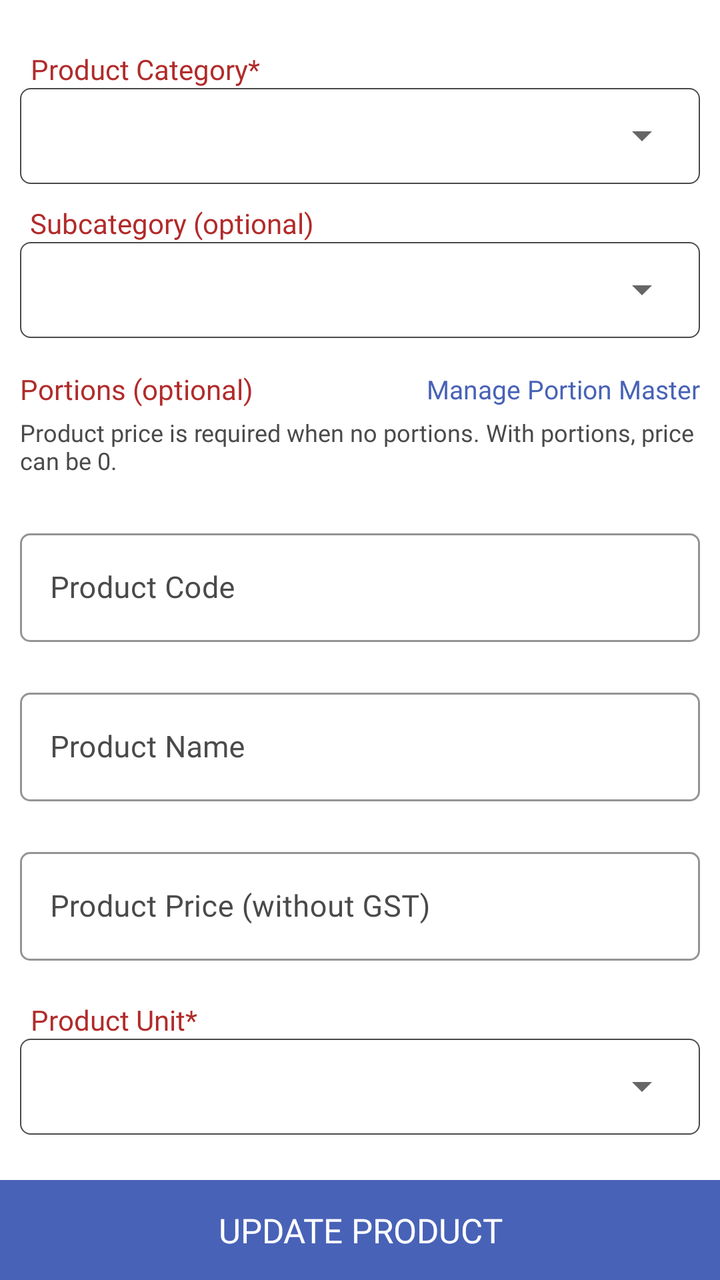
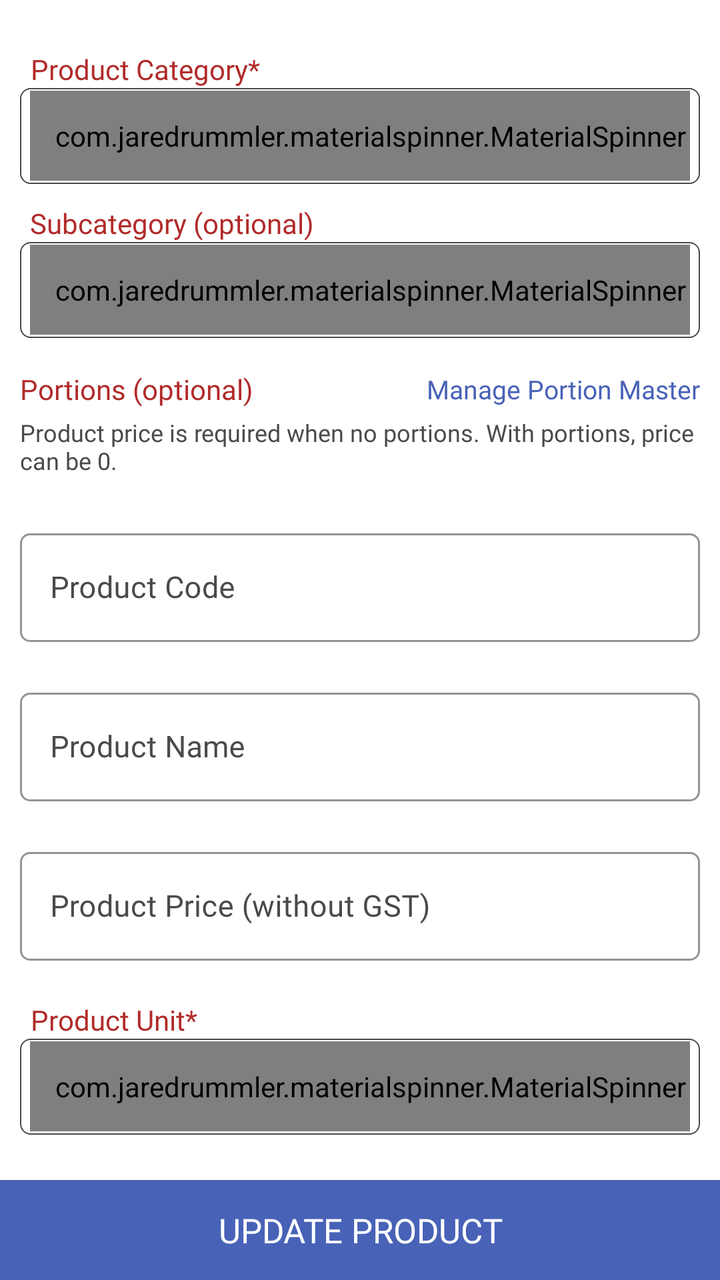

Two renders of the same Android screen: before a commit and after it. Below are the layout's source before the change and the commit's diff.
<!-- AndroidManifest.xml: application theme AppTheme -->
<!-- res/layout/fragment_update_product.xml -->
<?xml version="1.0" encoding="utf-8"?>
<RelativeLayout xmlns:android="http://schemas.android.com/apk/res/android"
    xmlns:app="http://schemas.android.com/apk/res-auto"
    xmlns:tools="http://schemas.android.com/tools"
    android:layout_width="match_parent"
    android:layout_height="match_parent"
    tools:context=".Fragment.UpdateProduct">


    <androidx.core.widget.NestedScrollView
        android:layout_width="match_parent"
        android:layout_height="match_parent"
        android:layout_above="@+id/updateProduct">

        <LinearLayout
            android:layout_width="match_parent"
            android:layout_height="match_parent"
            android:orientation="vertical"
            android:padding="10dp">

            <TextView
                android:layout_width="wrap_content"
                android:layout_height="wrap_content"
                android:layout_gravity="center|start"
                android:layout_marginStart="5dp"
                android:layout_marginTop="15dp"
                android:fontFamily="@font/poppinsregular"
                android:gravity="center"
                android:text="Product Category*"
                android:textColor="@color/textcolor" />

            <LinearLayout
                android:layout_width="match_parent"
                android:layout_height="48dp"
                android:background="@drawable/button_rounded_border"
                android:orientation="horizontal">

                <Spinner
                    android:id="@+id/categorySpinner"
                    android:layout_width="match_parent"
                    android:layout_height="45dp"
                    android:layout_gravity="center"
                    android:layout_margin="5dp"
                    android:fontFamily="@font/poppinsregular"
                    android:gravity="center|start"
                    android:paddingLeft="10dp"
                    android:textColor="@color/black"
                    android:textSize="15sp"
                    app:ms_hint="Select Product Category" />

            </LinearLayout>

            <TextView
                android:layout_width="wrap_content"
                android:layout_height="wrap_content"
                android:layout_gravity="center|start"
                android:layout_marginStart="5dp"
                android:layout_marginTop="10dp"
                android:fontFamily="@font/poppinsregular"
                android:text="Subcategory (optional)"
                android:textColor="@color/textcolor" />

            <LinearLayout
                android:layout_width="match_parent"
                android:layout_height="48dp"
                android:background="@drawable/button_rounded_border"
                android:orientation="horizontal">

                <Spinner
                    android:id="@+id/subcategorySpinner"
                    android:layout_width="match_parent"
                    android:layout_height="45dp"
                    android:layout_gravity="center"
                    android:layout_margin="5dp"
                    android:fontFamily="@font/poppinsregular"
                    android:paddingLeft="10dp"
                    android:textColor="@color/black"
                    android:textSize="15sp" />

            </LinearLayout>

            <include
                android:id="@+id/productPortionSectionInclude"
                layout="@layout/include_product_portion_section" />

            <com.google.android.material.textfield.TextInputLayout
                android:id="@+id/productCodeLayout"
                style="@style/Widget.MaterialComponents.TextInputLayout.OutlinedBox"
                android:layout_width="match_parent"
                android:layout_height="wrap_content"
                android:layout_gravity="center"
                android:layout_marginTop="15dp"
                android:layout_marginBottom="5dp"
                android:gravity="center"
                android:textColorHint="@color/light_black"
                app:boxCornerRadiusBottomEnd="5dp"
                app:boxCornerRadiusBottomStart="5dp"
                app:boxCornerRadiusTopEnd="5dp"
                app:boxCornerRadiusTopStart="5dp"
                app:boxStrokeColor="@color/light_black">

                <com.google.android.material.textfield.TextInputEditText
                    android:id="@+id/productCode"
                    android:layout_width="match_parent"
                    android:layout_height="wrap_content"
                    android:digits="0123456789"
                    android:drawableTint="@color/light_black"
                    android:fontFamily="@font/poppinsregular"
                    android:hint="Product Code"
                    android:imeOptions="actionNext"
                    android:inputType="numberDecimal"
                    android:paddingStart="15dp"
                    android:paddingEnd="10dp"
                    android:singleLine="true"
                    android:textColor="@color/black"
                    android:textColorHint="@color/light_black"
                    android:textSize="15sp" />

            </com.google.android.material.textfield.TextInputLayout>

            <com.google.android.material.textfield.TextInputLayout
                android:id="@+id/productNameLayout"
                style="@style/Widget.MaterialComponents.TextInputLayout.OutlinedBox"
                android:layout_width="match_parent"
                android:layout_height="wrap_content"
                android:layout_gravity="center"
                android:layout_marginTop="15dp"
                android:layout_marginBottom="5dp"
                android:gravity="center"
                android:textColorHint="@color/light_black"
                app:boxCornerRadiusBottomEnd="5dp"
                app:boxCornerRadiusBottomStart="5dp"
                app:boxCornerRadiusTopEnd="5dp"
                app:boxCornerRadiusTopStart="5dp"
                app:boxStrokeColor="@color/light_black">

                <com.google.android.material.textfield.TextInputEditText
                    android:id="@+id/productName"
                    android:layout_width="match_parent"
                    android:layout_height="wrap_content"
                    android:drawableTint="@color/light_black"
                    android:fontFamily="@font/poppinsregular"
                    android:hint="Product Name"
                    android:imeOptions="actionNext"
                    android:inputType="textCapWords"
                    android:paddingStart="15dp"
                    android:paddingEnd="10dp"
                    android:singleLine="true"
                    android:textColor="@color/black"
                    android:textColorHint="@color/light_black"
                    android:textSize="15sp" />

            </com.google.android.material.textfield.TextInputLayout>

            <com.google.android.material.textfield.TextInputLayout
                android:id="@+id/productPriceLayout"
                style="@style/Widget.MaterialComponents.TextInputLayout.OutlinedBox"
                android:layout_width="match_parent"
                android:layout_height="wrap_content"
                android:layout_gravity="center"
                android:layout_marginTop="15dp"
                android:layout_marginBottom="5dp"
                android:gravity="center"
                android:textColorHint="@color/light_black"
                app:boxCornerRadiusBottomEnd="5dp"
                app:boxCornerRadiusBottomStart="5dp"
                app:boxCornerRadiusTopEnd="5dp"
                app:boxCornerRadiusTopStart="5dp"
                app:boxStrokeColor="@color/light_black">

                <com.google.android.material.textfield.TextInputEditText
                    android:id="@+id/productPrice"
                    android:layout_width="match_parent"
                    android:layout_height="wrap_content"
                    android:drawableTint="@color/light_black"
                    android:fontFamily="@font/poppinsregular"
                    android:hint="Product Price (without GST)"
                    android:imeOptions="actionDone"
                    android:inputType="numberDecimal"
                    android:paddingStart="15dp"
                    android:paddingEnd="10dp"
                    android:singleLine="true"
                    android:textColor="@color/black"
                    android:textColorHint="@color/light_black"
                    android:textSize="15sp" />

            </com.google.android.material.textfield.TextInputLayout>

            <TextView
                android:layout_width="wrap_content"
                android:layout_height="wrap_content"
                android:layout_gravity="center|start"
                android:layout_marginStart="5dp"
                android:layout_marginTop="15dp"
                android:fontFamily="@font/poppinsregular"
                android:gravity="center"
                android:text="Product Unit*"
                android:textColor="@color/textcolor" />

            <LinearLayout
                android:layout_width="match_parent"
                android:layout_height="48dp"
                android:background="@drawable/button_rounded_border"
                android:orientation="horizontal">

                <Spinner
                    android:id="@+id/unitSpinner"
                    android:layout_width="match_parent"
                    android:layout_height="45dp"
                    android:layout_gravity="center"
                    android:layout_margin="5dp"
                    android:fontFamily="@font/poppinsregular"
                    android:gravity="center|start"
                    android:paddingLeft="10dp"
                    android:textColor="@color/black"
                    android:textSize="15sp"
                    app:ms_hint="Select Product Unit" />

            </LinearLayout>

            <LinearLayout
                android:layout_width="match_parent"
                android:layout_height="wrap_content"
                android:orientation="horizontal">

                <com.google.android.material.textfield.TextInputLayout
                    android:id="@+id/productCGSTLayout"
                    style="@style/Widget.MaterialComponents.TextInputLayout.OutlinedBox"
                    android:layout_width="match_parent"
                    android:layout_height="wrap_content"
                    android:layout_gravity="center"
                    android:layout_marginTop="15dp"
                    android:layout_marginEnd="5dp"
                    android:layout_marginBottom="5dp"
                    android:layout_weight="1"
                    android:gravity="center"
                    android:textColorHint="@color/light_black"
                    app:boxCornerRadiusBottomEnd="5dp"
                    app:boxCornerRadiusBottomStart="5dp"
                    app:boxCornerRadiusTopEnd="5dp"
                    app:boxCornerRadiusTopStart="5dp"
                    app:boxStrokeColor="@color/light_black">

                    <com.google.android.material.textfield.TextInputEditText
                        android:id="@+id/productCGST"
                        android:layout_width="match_parent"
                        android:layout_height="wrap_content"
                        android:drawableTint="@color/light_black"
                        android:fontFamily="@font/poppinsregular"
                        android:hint="Product CGST"
                        android:imeOptions="actionDone"
                        android:inputType="numberDecimal"
                        android:paddingStart="15dp"
                        android:paddingEnd="10dp"
                        android:singleLine="true"
                        android:textColor="@color/black"
                        android:textColorHint="@color/light_black"
                        android:textSize="15sp" />

                </com.google.android.material.textfield.TextInputLayout>

                <com.google.android.material.textfield.TextInputLayout
                    android:id="@+id/productSGSTLayout"
                    style="@style/Widget.MaterialComponents.TextInputLayout.OutlinedBox"
                    android:layout_width="match_parent"
                    android:layout_height="wrap_content"
                    android:layout_gravity="center"
                    android:layout_marginStart="5dp"
                    android:layout_marginTop="15dp"
                    android:layout_marginBottom="5dp"
                    android:layout_weight="1"
                    android:gravity="center"
                    android:textColorHint="@color/light_black"
                    app:boxCornerRadiusBottomEnd="5dp"
                    app:boxCornerRadiusBottomStart="5dp"
                    app:boxCornerRadiusTopEnd="5dp"
                    app:boxCornerRadiusTopStart="5dp"
                    app:boxStrokeColor="@color/light_black">

                    <com.google.android.material.textfield.TextInputEditText
                        android:id="@+id/productSGST"
                        android:layout_width="match_parent"
                        android:layout_height="wrap_content"
                        android:drawableTint="@color/light_black"
                        android:fontFamily="@font/poppinsregular"
                        android:hint="Product SGST"
                        android:imeOptions="actionDone"
                        android:inputType="numberDecimal"
                        android:paddingStart="15dp"
                        android:paddingEnd="10dp"
                        android:singleLine="true"
                        android:textColor="@color/black"
                        android:textColorHint="@color/light_black"
                        android:textSize="15sp" />

                </com.google.android.material.textfield.TextInputLayout>

            </LinearLayout>

        </LinearLayout>

    </androidx.core.widget.NestedScrollView>

    <TextView
        android:id="@+id/updateProduct"
        android:layout_width="match_parent"
        android:layout_height="50dp"
        android:layout_alignParentBottom="true"
        android:layout_gravity="center"
        android:background="@color/colorPrimary"
        android:fontFamily="@font/poppinsmedium"
        android:gravity="center"
        android:text="Update Product"
        android:textAllCaps="true"
        android:textColor="@color/white"
        android:textSize="17sp" />

</RelativeLayout>
<!-- res/layout/include_product_portion_section.xml (included above) -->
<?xml version="1.0" encoding="utf-8"?>
<LinearLayout xmlns:android="http://schemas.android.com/apk/res/android"
    xmlns:app="http://schemas.android.com/apk/res-auto"
    android:id="@+id/productPortionSection"
    android:layout_width="match_parent"
    android:layout_height="wrap_content"
    android:orientation="vertical"
    android:paddingTop="8dp"
    android:paddingBottom="8dp">

    <RelativeLayout
        android:layout_width="match_parent"
        android:layout_height="wrap_content"
        android:layout_marginTop="8dp">

        <TextView
            android:layout_width="wrap_content"
            android:layout_height="wrap_content"
            android:layout_alignParentStart="true"
            android:layout_centerVertical="true"
            android:fontFamily="@font/poppinsregular"
            android:text="Portions (optional)"
            android:textColor="@color/textcolor" />

        <TextView
            android:id="@+id/managePortionMasterLink"
            android:layout_width="wrap_content"
            android:layout_height="wrap_content"
            android:layout_alignParentEnd="true"
            android:layout_centerVertical="true"
            android:fontFamily="@font/poppinsmedium"
            android:text="Manage Portion Master"
            android:textColor="@color/colorPrimary"
            android:textSize="13sp" />

    </RelativeLayout>

    <TextView
        android:id="@+id/portionSectionHint"
        android:layout_width="match_parent"
        android:layout_height="wrap_content"
        android:layout_marginTop="4dp"
        android:fontFamily="@font/poppinsregular"
        android:text="Product price is required when no portions. With portions, price can be 0."
        android:textColor="@color/light_black"
        android:textSize="12sp" />

    <LinearLayout
        android:id="@+id/portionMasterPickerSection"
        android:layout_width="match_parent"
        android:layout_height="wrap_content"
        android:layout_marginTop="8dp"
        android:orientation="vertical"
        android:visibility="gone">

        <com.google.android.material.textfield.TextInputLayout
            style="@style/CustomDropDownTilStyle"
            android:layout_width="match_parent"
            android:layout_height="wrap_content"
            android:hint="Select Portion Master">

            <AutoCompleteTextView
                android:id="@+id/portionMasterSpinner"
                android:layout_width="match_parent"
                android:layout_height="wrap_content"
                android:focusable="false"
                android:fontFamily="@font/poppinsregular"
                android:inputType="none"
                android:singleLine="true"
                android:textSize="15sp" />

        </com.google.android.material.textfield.TextInputLayout>

        <com.google.android.material.textfield.TextInputLayout
            style="@style/Widget.MaterialComponents.TextInputLayout.OutlinedBox"
            android:layout_width="match_parent"
            android:layout_height="wrap_content"
            android:layout_marginTop="8dp"
            app:boxStrokeColor="@color/light_black">

            <com.google.android.material.textfield.TextInputEditText
                android:id="@+id/inlinePortionPrice"
                android:layout_width="match_parent"
                android:layout_height="wrap_content"
                android:fontFamily="@font/poppinsregular"
                android:hint="Portion Price"
                android:inputType="numberDecimal"
                android:singleLine="true"
                android:textColor="@color/black"
                android:textSize="15sp" />

        </com.google.android.material.textfield.TextInputLayout>

        <TextView
            android:id="@+id/addInlinePortion"
            android:layout_width="match_parent"
            android:layout_height="40dp"
            android:layout_marginTop="10dp"
            android:background="@color/textcolor"
            android:fontFamily="@font/poppinsmedium"
            android:gravity="center"
            android:text="Add Portion"
            android:textAllCaps="true"
            android:textColor="@color/white"
            android:textSize="14sp" />

    </LinearLayout>

    <TextView
        android:id="@+id/noPortionMasterHint"
        android:layout_width="match_parent"
        android:layout_height="wrap_content"
        android:layout_marginTop="8dp"
        android:fontFamily="@font/poppinsregular"
        android:text="No portion masters yet. Tap Manage Portion Master to add names first."
        android:textColor="@color/light_black"
        android:textSize="12sp"
        android:visibility="gone" />

    <androidx.cardview.widget.CardView
        android:id="@+id/inlinePortionListCard"
        android:layout_width="match_parent"
        android:layout_height="wrap_content"
        android:layout_marginTop="10dp"
        android:visibility="gone"
        app:cardCornerRadius="5dp"
        app:cardElevation="4dp">

        <LinearLayout
            android:layout_width="match_parent"
            android:layout_height="wrap_content"
            android:orientation="vertical"
            android:padding="8dp">

            <TextView
                android:layout_width="wrap_content"
                android:layout_height="wrap_content"
                android:layout_gravity="center"
                android:fontFamily="@font/poppinsbold"
                android:text="PORTIONS FOR THIS PRODUCT"
                android:textColor="@color/textcolor" />

            <androidx.recyclerview.widget.RecyclerView
                android:id="@+id/inlinePortionRecyclerview"
                android:layout_width="match_parent"
                android:layout_height="wrap_content"
                android:nestedScrollingEnabled="false" />

        </LinearLayout>

    </androidx.cardview.widget.CardView>

</LinearLayout>
<!-- resources referenced by this layout -->
<resources>
  <color name="black">#000</color>
  <color name="colorPrimary">#4862b7</color>
  <color name="light_black">#4a4a4a</color>
  <color name="textcolor">#b12b2a</color>
  <color name="white">#fff</color>
  <!-- drawable button_rounded_border (drawable) -->
  <?xml version="1.0" encoding="utf-8"?>
  <shape xmlns:android="http://schemas.android.com/apk/res/android">
      <stroke
          android:width="0.7dp"
          android:color="@color/light_black" />
      <corners android:radius="5dp" />
  </shape>
  <style name="CustomDropDownTilStyle" parent="Widget.MaterialComponents.TextInputLayout.OutlinedBox.ExposedDropdownMenu">
          <item name="android:layout_width">match_parent</item>
          <item name="android:layout_height">wrap_content</item>
          <item name="android:textColorHint">@color/light_black</item>
          <item name="fontFamily">@font/poppinsregular</item>
          <item name="android:textSize">15sp</item>
          <item name="overlapAnchor">true</item>
          <item name="hintTextColor">@color/colorAccent</item>
          <item name="boxStrokeColor">@color/colorAccent</item>
          <item name="colorControlNormal">@color/colorAccent</item>
          <item name="colorControlActivated">@color/colorAccent</item>
          <item name="colorControlHighlight">@color/colorAccent</item>
          <item name="boxCornerRadiusBottomEnd">5dp</item>
          <item name="boxCornerRadiusBottomStart">5dp</item>
          <item name="boxCornerRadiusTopEnd">5dp</item>
          <item name="boxCornerRadiusTopStart">5dp</item>
      </style>
  <style name="AppTheme" parent="Theme.MaterialComponents.DayNight.NoActionBar">
          
          <item name="colorPrimary">@color/colorPrimary</item>
          <item name="colorPrimaryDark">@color/colorPrimary</item>
          <item name="colorAccent">@color/colorAccent</item>
          <item name="android:windowIsTranslucent">true</item>
          <item name="windowNoTitle">true</item>
          <item name="windowActionBar">false</item>
  
      </style>
  <color name="colorAccent">#000</color>
</resources>

<!-- the commit's change to res/layout/fragment_update_product.xml (unified diff, before → after) -->
@@ -35,7 +35,7 @@
                 android:background="@drawable/button_rounded_border"
                 android:orientation="horizontal">
 
-                <Spinner
+                <com.jaredrummler.materialspinner.MaterialSpinner
                     android:id="@+id/categorySpinner"
                     android:layout_width="match_parent"
                     android:layout_height="45dp"
@@ -43,7 +43,7 @@
                     android:layout_margin="5dp"
                     android:fontFamily="@font/poppinsregular"
                     android:gravity="center|start"
-                    android:paddingLeft="10dp"
+                    android:paddingStart="10dp"
                     android:textColor="@color/black"
                     android:textSize="15sp"
                     app:ms_hint="Select Product Category" />
@@ -66,16 +66,18 @@
                 android:background="@drawable/button_rounded_border"
                 android:orientation="horizontal">
 
-                <Spinner
+                <com.jaredrummler.materialspinner.MaterialSpinner
                     android:id="@+id/subcategorySpinner"
                     android:layout_width="match_parent"
                     android:layout_height="45dp"
                     android:layout_gravity="center"
                     android:layout_margin="5dp"
                     android:fontFamily="@font/poppinsregular"
-                    android:paddingLeft="10dp"
-                    android:textColor="@color/black"
-                    android:textSize="15sp" />
+                    android:gravity="center|start"
+                    android:paddingStart="10dp"
+                    android:textColor="@color/black"
+                    android:textSize="15sp"
+                    app:ms_hint="Select Subcategory" />
 
             </LinearLayout>
 
@@ -203,7 +205,7 @@
                 android:background="@drawable/button_rounded_border"
                 android:orientation="horizontal">
 
-                <Spinner
+                <com.jaredrummler.materialspinner.MaterialSpinner
                     android:id="@+id/unitSpinner"
                     android:layout_width="match_parent"
                     android:layout_height="45dp"
@@ -211,7 +213,7 @@
                     android:layout_margin="5dp"
                     android:fontFamily="@font/poppinsregular"
                     android:gravity="center|start"
-                    android:paddingLeft="10dp"
+                    android:paddingStart="10dp"
                     android:textColor="@color/black"
                     android:textSize="15sp"
                     app:ms_hint="Select Product Unit" />
@@ -372,23 +374,35 @@
         android:orientation="vertical"
         android:visibility="gone">
 
-        <com.google.android.material.textfield.TextInputLayout
-            style="@style/CustomDropDownTilStyle"
+        <TextView
+            android:layout_width="wrap_content"
+            android:layout_height="wrap_content"
+            android:layout_marginStart="5dp"
+            android:fontFamily="@font/poppinsregular"
+            android:text="Select Portion Master"
+            android:textColor="@color/textcolor" />
+
+        <LinearLayout
             android:layout_width="match_parent"
-            android:layout_height="wrap_content"
-            android:hint="Select Portion Master">
-
-            <AutoCompleteTextView
+            android:layout_height="48dp"
+            android:layout_marginTop="5dp"
+            android:background="@drawable/button_rounded_border"
+            android:orientation="horizontal">
+
+            <com.jaredrummler.materialspinner.MaterialSpinner
                 android:id="@+id/portionMasterSpinner"
                 android:layout_width="match_parent"
-                android:layout_height="wrap_content"
-                android:focusable="false"
+                android:layout_height="45dp"
+                android:layout_gravity="center"
+                android:layout_margin="5dp"
                 android:fontFamily="@font/poppinsregular"
-                android:inputType="none"
-                android:singleLine="true"
-                android:textSize="15sp" />
-
-        </com.google.android.material.textfield.TextInputLayout>
+                android:gravity="center|start"
+                android:paddingStart="10dp"
+                android:textColor="@color/black"
+                android:textSize="15sp"
+                app:ms_hint="Select Portion Master" />
+
+        </LinearLayout>
 
         <com.google.android.material.textfield.TextInputLayout
             style="@style/Widget.MaterialComponents.TextInputLayout.OutlinedBox"
<!-- resource entries referenced after the edit -->
@@ -13,23 +13,6 @@
           android:color="@color/light_black" />
       <corners android:radius="5dp" />
   </shape>
-  <style name="CustomDropDownTilStyle" parent="Widget.MaterialComponents.TextInputLayout.OutlinedBox.ExposedDropdownMenu">
-          <item name="android:layout_width">match_parent</item>
-          <item name="android:layout_height">wrap_content</item>
-          <item name="android:textColorHint">@color/light_black</item>
-          <item name="fontFamily">@font/poppinsregular</item>
-          <item name="android:textSize">15sp</item>
-          <item name="overlapAnchor">true</item>
-          <item name="hintTextColor">@color/colorAccent</item>
-          <item name="boxStrokeColor">@color/colorAccent</item>
-          <item name="colorControlNormal">@color/colorAccent</item>
-          <item name="colorControlActivated">@color/colorAccent</item>
-          <item name="colorControlHighlight">@color/colorAccent</item>
-          <item name="boxCornerRadiusBottomEnd">5dp</item>
-          <item name="boxCornerRadiusBottomStart">5dp</item>
-          <item name="boxCornerRadiusTopEnd">5dp</item>
-          <item name="boxCornerRadiusTopStart">5dp</item>
-      </style>
   <style name="AppTheme" parent="Theme.MaterialComponents.DayNight.NoActionBar">
           
           <item name="colorPrimary">@color/colorPrimary</item>
